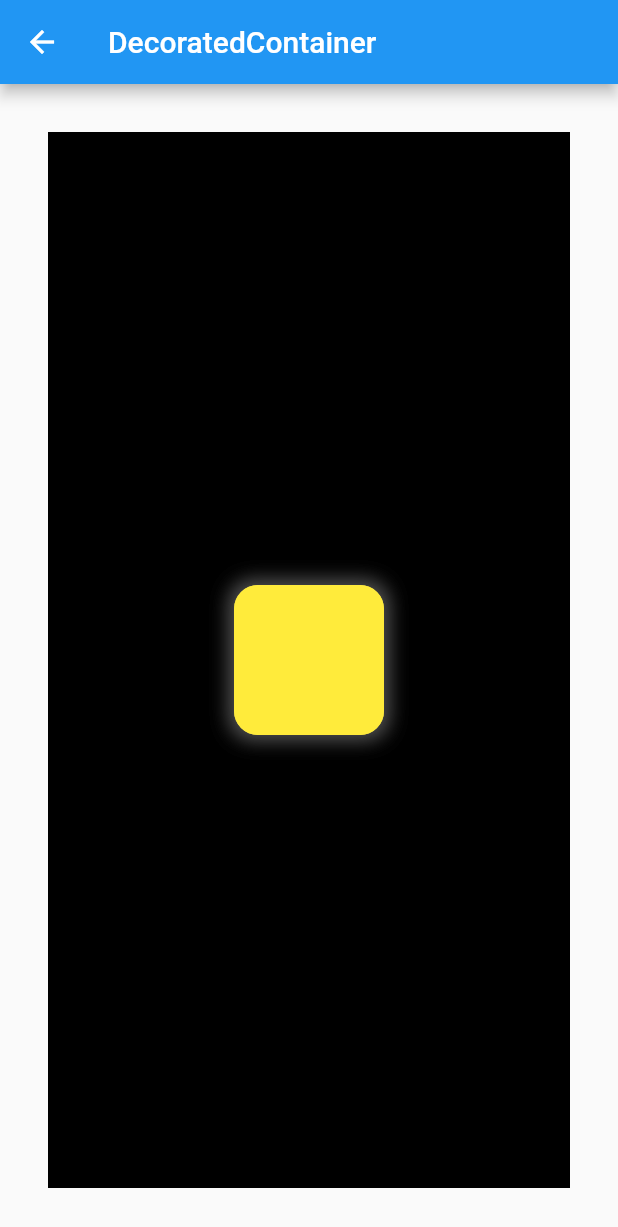
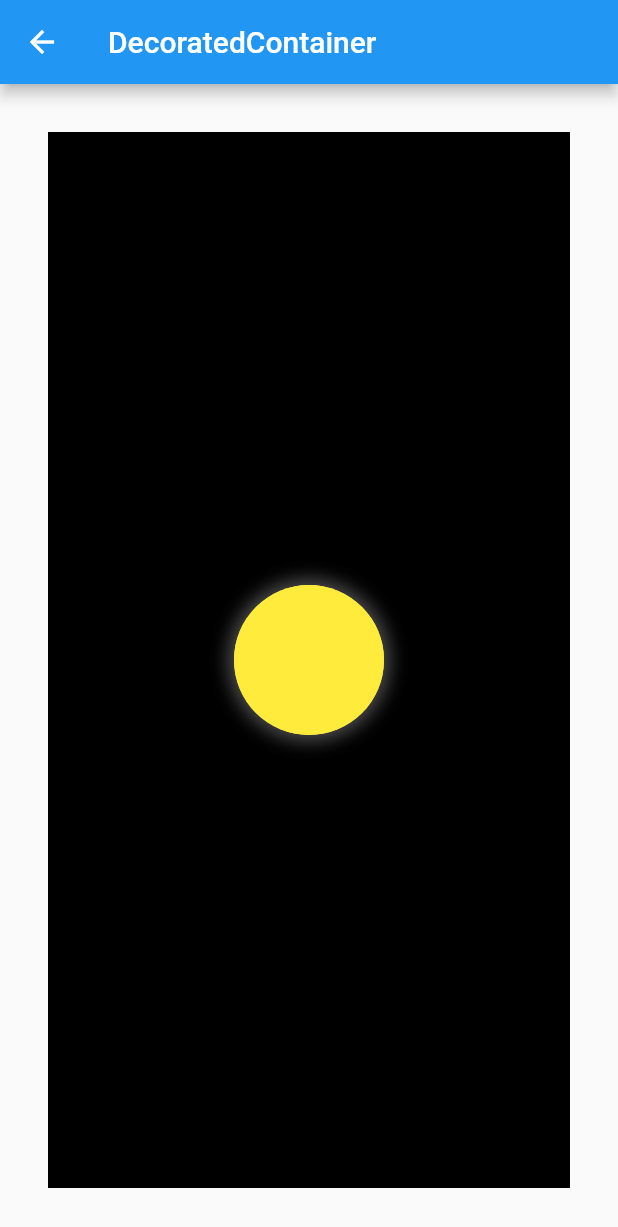
Before and after one commit to navitel-dev/custom-widgets, a Flutter app: the screen it shows after launch, after a tap on "DecoratedContainer", on a phone screen of 412 x 824 dp. Shown: the top 1227 px of the screen. Run offline on Flutter 3.47's test engine with Material 2 defaults, Android fonts, the phone set to English and light mode, and no system bars.

Commit message:
Add radius for DecoratedContainer

```diff
--- a/lib/container/decorated_container.dart
+++ b/lib/container/decorated_container.dart
@@ -57,6 +57,7 @@ class DecoratedContainer extends StatelessWidget {
     this.padding,
     this.color,
     this.foregroundDecoration,
+    required this.radius,
     double? width,
     double? height,
     BoxConstraints? constraints,
@@ -74,7 +75,7 @@ class DecoratedContainer extends StatelessWidget {
             ? constraints?.tighten(width: width, height: height) ??
                 BoxConstraints.tightFor(width: width, height: height)
             : constraints;
-
+  double radius;
   final Widget? child;
   final AlignmentGeometry? alignment;
   final EdgeInsetsGeometry? padding;
@@ -118,11 +119,11 @@ class DecoratedContainer extends StatelessWidget {
     }
 
     final decoration = BoxDecoration(
-      borderRadius: const BorderRadius.only(
-          topLeft: Radius.circular(16),
-          topRight: Radius.circular(16),
-          bottomLeft: Radius.circular(16),
-          bottomRight: Radius.circular(16)),
+      borderRadius: BorderRadius.only(
+          topLeft: Radius.circular(radius),
+          topRight: Radius.circular(radius),
+          bottomLeft: Radius.circular(radius),
+          bottomRight: Radius.circular(radius)),
       boxShadow: [
         BoxShadow(
           color: Colors.grey.withOpacity(0.3),
--- a/lib/container/decorated_container_demo.dart
+++ b/lib/container/decorated_container_demo.dart
@@ -25,6 +25,7 @@ class _DecoratedContainerDemoState extends DemoWidgetState {
             width: 100,
             height: 100,
             color: Colors.yellow,
+            radius: 80,
           ),
         ));
   }
```
